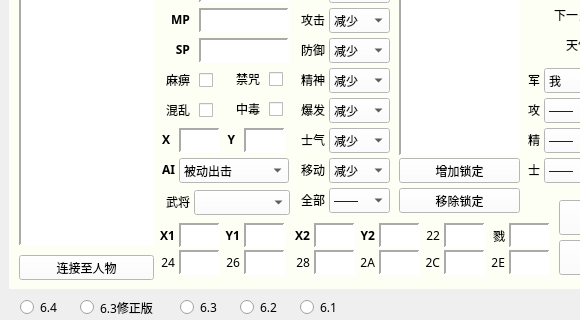
Puluomiyuhun/Modifier-for-CaoCaoZhuan, file untitled.ui: the form before one commit; both pictures show x 0 to 580 and y 210 to 530 of the 700 by 530 pixel window.
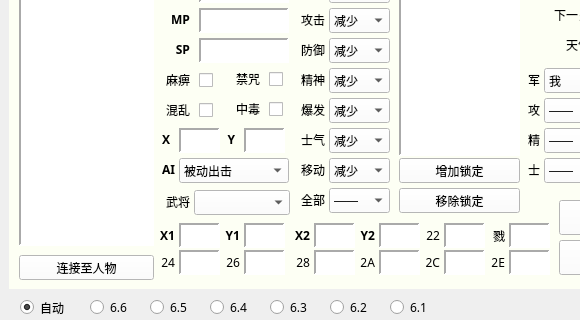
The form after the commit.

```diff
--- a/untitled.ui
+++ b/untitled.ui
@@ -7151,7 +7151,7 @@
    <widget class="QRadioButton" name="version_0">
     <property name="geometry">
      <rect>
-      <x>20</x>
+      <x>210</x>
       <y>475</y>
       <width>50</width>
       <height>19</height>
@@ -7169,9 +7169,9 @@
    <widget class="QRadioButton" name="version_1">
     <property name="geometry">
      <rect>
-      <x>80</x>
+      <x>20</x>
       <y>475</y>
-      <width>91</width>
+      <width>60</width>
       <height>19</height>
      </rect>
     </property>
@@ -7181,13 +7181,52 @@
      </font>
     </property>
     <property name="text">
-     <string>6.3修正版</string>
+     <string>自动</string>
+    </property>
+    <property name="checked">
+     <bool>true</bool>
+    </property>
+   </widget>
+   <widget class="QRadioButton" name="version_5">
+    <property name="geometry">
+     <rect>
+      <x>90</x>
+      <y>475</y>
+      <width>50</width>
+      <height>19</height>
+     </rect>
+    </property>
+    <property name="font">
+     <font>
+      <family>微软雅黑</family>
+     </font>
+    </property>
+    <property name="text">
+     <string>6.6</string>
+    </property>
+   </widget>
+   <widget class="QRadioButton" name="version_6">
+    <property name="geometry">
+     <rect>
+      <x>150</x>
+      <y>475</y>
+      <width>50</width>
+      <height>19</height>
+     </rect>
+    </property>
+    <property name="font">
+     <font>
+      <family>微软雅黑</family>
+     </font>
+    </property>
+    <property name="text">
+     <string>6.5</string>
     </property>
    </widget>
    <widget class="QRadioButton" name="version_2">
     <property name="geometry">
      <rect>
-      <x>180</x>
+      <x>270</x>
       <y>475</y>
       <width>50</width>
       <height>19</height>
@@ -7205,7 +7244,7 @@
    <widget class="QRadioButton" name="version_3">
     <property name="geometry">
      <rect>
-      <x>240</x>
+      <x>330</x>
       <y>475</y>
       <width>50</width>
       <height>19</height>
@@ -7223,7 +7262,7 @@
    <widget class="QRadioButton" name="version_4">
     <property name="geometry">
      <rect>
-      <x>300</x>
+      <x>390</x>
       <y>475</y>
       <width>50</width>
       <height>19</height>
```
Left out of the diff: 102 changed lines with no effect on the pictures.
